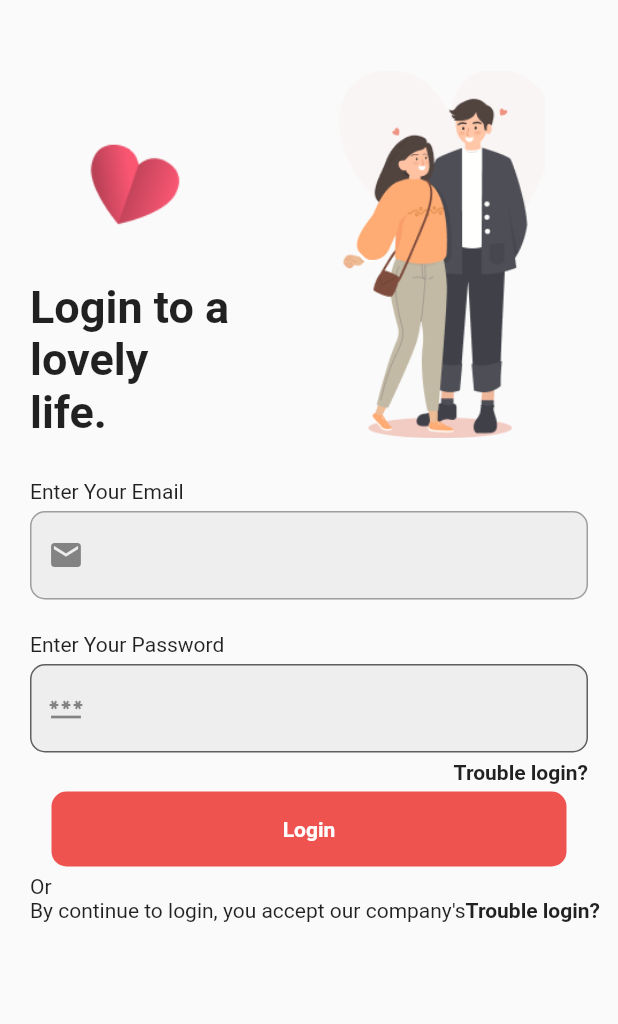
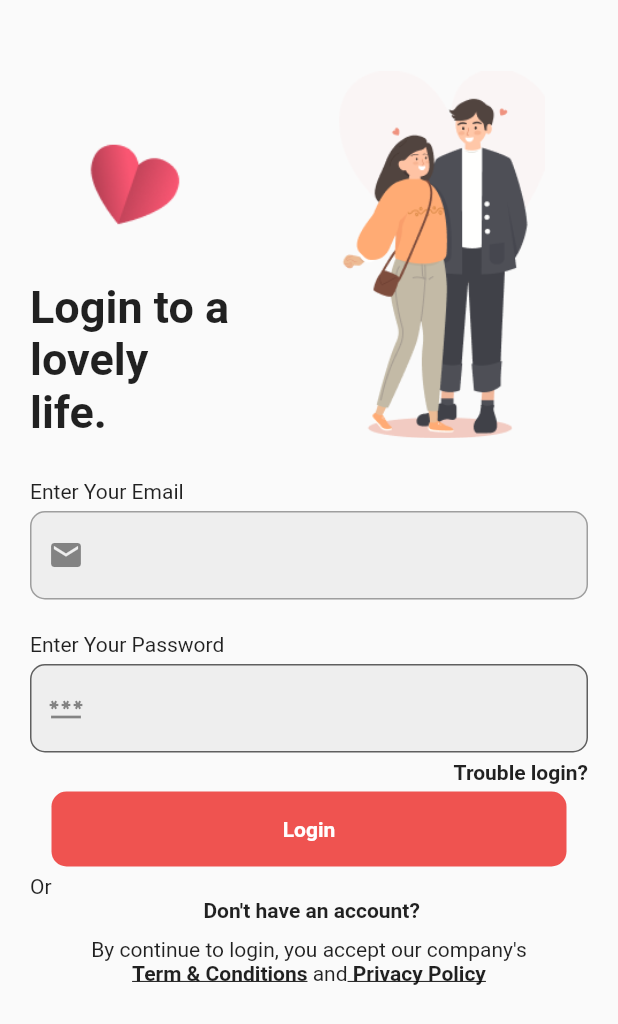
Before and after one commit to nadeeshapathiraja/final_assignment_01, a Flutter app: the LogInScreen screen opened directly, on a phone screen of 412 x 824 dp. Shown: the top 1024 px of the screen. Run offline on Flutter 3.47's test engine with Material 2 defaults, Android fonts, the phone set to English and light mode, and no system bars; our stand-ins replace email_validator.

Commit message:
final login

```diff
--- a/lib/login_screen.dart
+++ b/lib/login_screen.dart
@@ -1,4 +1,5 @@
 import 'package:assignment/home.dart';
+import 'package:assignment/register_screen.dart';
 import 'package:assignment/splash_screen.dart';
 import 'package:assignment/truble_login_page.dart';
 import 'package:email_validator/email_validator.dart';
@@ -22,7 +23,6 @@ class _LogInScreenState extends State<LogInScreen> {
     return Scaffold(
       body: SingleChildScrollView(
         physics: BouncingScrollPhysics(),
-        child: Center(
         child: Container(
           padding: EdgeInsets.all(20.0),
           child: Column(
@@ -192,6 +192,45 @@ class _LogInScreenState extends State<LogInScreen> {
                   ),
                 ],
               ),
+
+//Facebook and google login attach
+
+              //Redirect to register page
+              InkWell(
+                child: Text(
+                  " Don't have an account?",
+                  style: TextStyle(
+                    fontWeight: FontWeight.bold,
+                  ),
+                ),
+                onTap: () {
+                  Navigator.push(
+                    context,
+                    MaterialPageRoute(
+                      builder: (context) => RegisterScreen(),
+                    ),
+                  );
+                },
+              ),
+              SizedBox(height: 10.0),
+              Policies(),
+            ],
+          ),
+        ),
+      ),
+    );
+  }
+}
+
+class Policies extends StatelessWidget {
+  const Policies({
+    Key? key,
+  }) : super(key: key);
+
+  @override
+  Widget build(BuildContext context) {
+    return Column(
+      children: [
         Row(
           mainAxisAlignment: MainAxisAlignment.center,
           crossAxisAlignment: CrossAxisAlignment.end,
@@ -201,29 +240,35 @@ class _LogInScreenState extends State<LogInScreen> {
                 "By continue to login, you accept our company's",
               ),
             ),
+          ],
+        ),
+        Row(
+          mainAxisAlignment: MainAxisAlignment.center,
+          children: [
             InkWell(
               child: Text(
-                        "Trouble login?",
+                "Term & Conditions ",
                 style: TextStyle(
                   fontWeight: FontWeight.bold,
+                  decoration: TextDecoration.underline,
                 ),
               ),
-                      onTap: () {
-                        Navigator.push(
-                          context,
-                          MaterialPageRoute(
-                            builder: (context) => TrubleLog(),
+              onTap: () {},
             ),
-                        );
-                      },
+            Text("and"),
+            InkWell(
+              child: Text(
+                " Privacy Policy",
+                style: TextStyle(
+                  fontWeight: FontWeight.bold,
+                  decoration: TextDecoration.underline,
+                ),
+              ),
+              onTap: () {},
             ),
           ],
-                )
+        ),
       ],
-            ),
-          ),
-        ),
-      ),
     );
   }
 }
```
Lines whose indentation alone changed are shown as unchanged.
